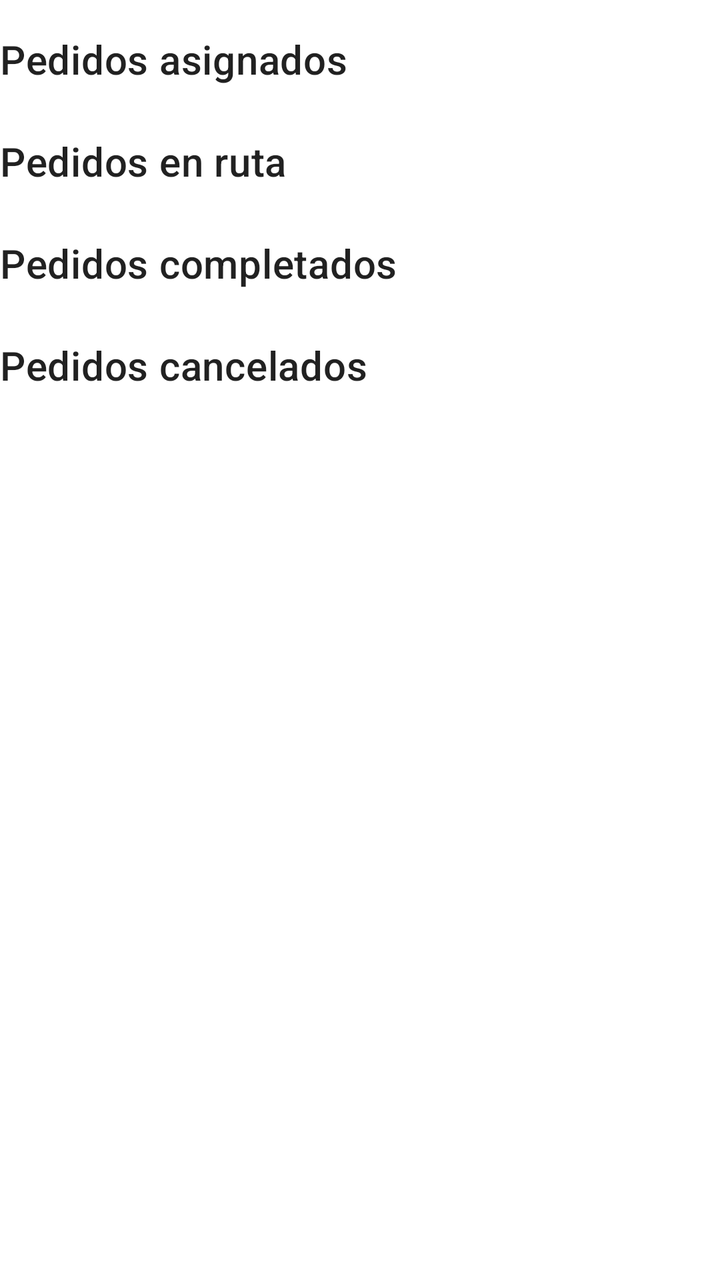
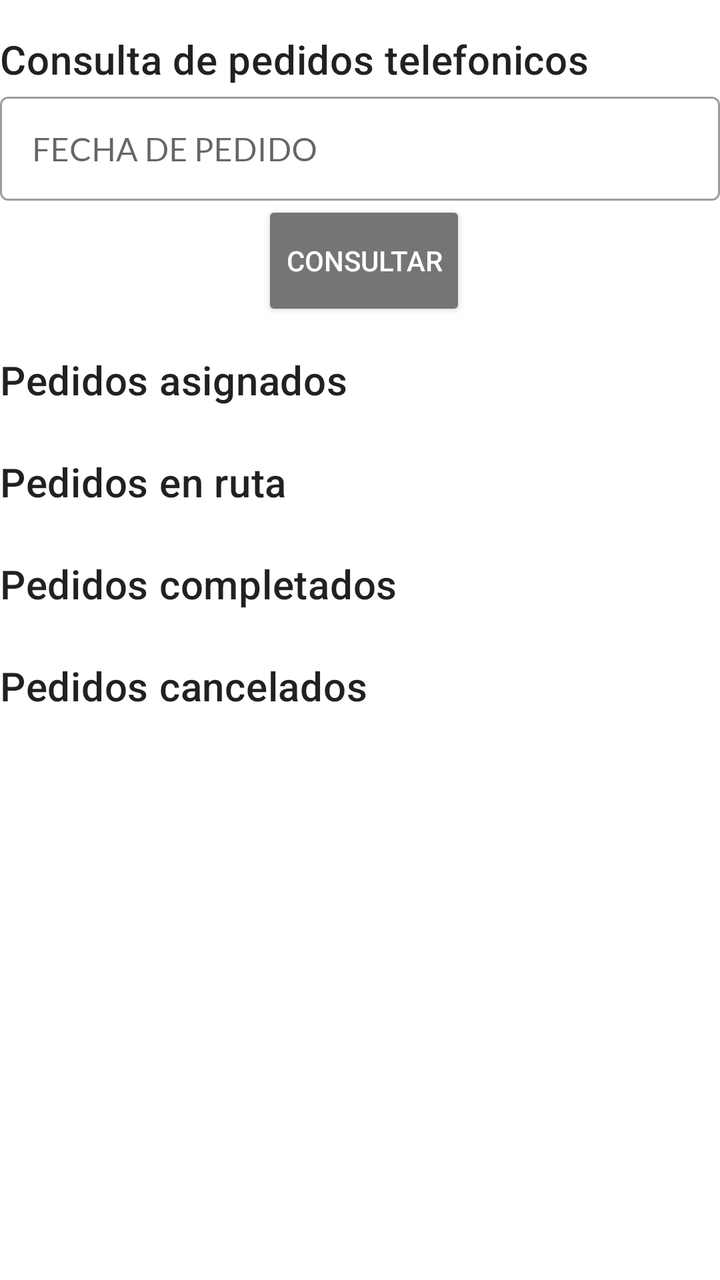

An Android layout rendered at two revisions. The XML below is the earlier revision; the diff shows what the commit changed to produce the second picture.
<!-- AndroidManifest.xml: fallback theme Theme.MaterialComponents.DayNight.NoActionBar -->
<!-- res/layout/fragment_order_assignment.xml -->
<?xml version="1.0" encoding="utf-8"?>
<FrameLayout
    xmlns:android="http://schemas.android.com/apk/res/android"
    xmlns:app="http://schemas.android.com/apk/res-auto"
    xmlns:tools="http://schemas.android.com/tools"
    android:layout_width="match_parent"
    android:layout_height="match_parent"
    tools:context=".fragments.OrderAssignmentFragment">


    <ScrollView
        android:layout_width="match_parent"
        android:layout_height="match_parent">

        <androidx.constraintlayout.widget.ConstraintLayout
            android:layout_width="match_parent"
            android:layout_height="wrap_content">

            <TextView
                android:id="@+id/textViewOrderAssignment1"
                style="@style/TextAppearance.MaterialComponents.Headline6"
                android:layout_width="match_parent"
                android:layout_height="wrap_content"
                android:layout_marginTop="16dp"
                android:text="Pedidos asignados"
                app:layout_constraintEnd_toEndOf="parent"
                app:layout_constraintStart_toStartOf="parent"
                app:layout_constraintTop_toTopOf="parent" />

            <androidx.recyclerview.widget.RecyclerView
                android:id="@+id/recyclerViewOrderAssignment"
                android:layout_width="match_parent"
                android:layout_height="wrap_content"
                android:layout_marginTop="8dp"
                app:layout_constraintEnd_toEndOf="parent"
                app:layout_constraintStart_toStartOf="parent"
                app:layout_constraintTop_toBottomOf="@+id/textViewOrderAssignment1" />

            <TextView
                android:id="@+id/textViewOrderAssignment2"
                style="@style/TextAppearance.MaterialComponents.Headline6"
                android:layout_width="match_parent"
                android:layout_height="wrap_content"
                android:layout_marginTop="16dp"
                android:text="Pedidos en ruta"
                app:layout_constraintEnd_toEndOf="parent"
                app:layout_constraintStart_toStartOf="parent"
                app:layout_constraintTop_toBottomOf="@+id/recyclerViewOrderAssignment"/>

            <androidx.recyclerview.widget.RecyclerView
                android:id="@+id/recyclerViewOrderOutForDelivery"
                android:layout_width="match_parent"
                android:layout_height="wrap_content"
                android:layout_marginTop="8dp"
                app:layout_constraintEnd_toEndOf="parent"
                app:layout_constraintStart_toStartOf="parent"
                app:layout_constraintTop_toBottomOf="@+id/textViewOrderAssignment2" />

            <TextView
                android:id="@+id/textViewOrderAssignment3"
                style="@style/TextAppearance.MaterialComponents.Headline6"
                android:layout_width="match_parent"
                android:layout_height="wrap_content"
                android:layout_marginTop="16dp"
                android:text="Pedidos completados"
                app:layout_constraintEnd_toEndOf="parent"
                app:layout_constraintStart_toStartOf="parent"
                app:layout_constraintTop_toBottomOf="@+id/recyclerViewOrderOutForDelivery"/>

            <androidx.recyclerview.widget.RecyclerView
                android:id="@+id/recyclerViewOrderCompleted"
                android:layout_width="match_parent"
                android:layout_height="wrap_content"
                android:layout_marginTop="8dp"
                app:layout_constraintEnd_toEndOf="parent"
                app:layout_constraintStart_toStartOf="parent"
                app:layout_constraintTop_toBottomOf="@+id/textViewOrderAssignment3" />

            <TextView
                android:id="@+id/textViewOrderAssignment4"
                style="@style/TextAppearance.MaterialComponents.Headline6"
                android:layout_width="match_parent"
                android:layout_height="wrap_content"
                android:layout_marginTop="16dp"
                android:text="Pedidos cancelados"
                app:layout_constraintEnd_toEndOf="parent"
                app:layout_constraintStart_toStartOf="parent"
                app:layout_constraintTop_toBottomOf="@+id/recyclerViewOrderCompleted"/>

            <androidx.recyclerview.widget.RecyclerView
                android:id="@+id/recyclerViewOrderAnnulled"
                android:layout_width="match_parent"
                android:layout_height="wrap_content"
                android:layout_marginTop="8dp"
                app:layout_constraintEnd_toEndOf="parent"
                app:layout_constraintStart_toStartOf="parent"
                app:layout_constraintTop_toBottomOf="@+id/textViewOrderAssignment4" />

        </androidx.constraintlayout.widget.ConstraintLayout>

    </ScrollView>

</FrameLayout>
<!-- resources referenced by this layout -->
<resources>

</resources>

<!-- the commit's change to res/layout/fragment_order_assignment.xml (unified diff, before → after) -->
@@ -16,6 +16,58 @@
             android:layout_width="match_parent"
             android:layout_height="wrap_content">
 
+
+
+            <TextView
+                android:id="@+id/textViewOrderPlaced1"
+                style="@style/TextAppearance.MaterialComponents.Headline6"
+                android:layout_width="match_parent"
+                android:layout_height="wrap_content"
+                android:layout_marginTop="16dp"
+                android:text="Consulta de pedidos telefonicos"
+                app:layout_constraintEnd_toEndOf="parent"
+                app:layout_constraintStart_toStartOf="parent"
+                app:layout_constraintTop_toTopOf="parent" />
+
+            <com.google.android.material.textfield.TextInputLayout
+                android:id="@+id/textInputLayoutSearchDate"
+                style="@style/Widget.MaterialComponents.TextInputLayout.OutlinedBox"
+                android:layout_width="0dp"
+                android:layout_height="wrap_content"
+                android:hint="FECHA DE PEDIDO"
+                app:endIconMode="clear_text"
+                app:layout_constraintEnd_toEndOf="parent"
+                app:layout_constraintStart_toStartOf="parent"
+                app:layout_constraintTop_toBottomOf="@+id/textViewOrderPlaced1">
+
+                <com.google.android.material.textfield.TextInputEditText
+                    android:id="@+id/editTextSearchDate"
+                    android:layout_width="match_parent"
+                    android:layout_height="wrap_content"
+                    android:clickable="false"
+                    android:focusable="false"
+                    android:fontFamily="@font/lato"
+                    android:inputType="date" />
+            </com.google.android.material.textfield.TextInputLayout>
+
+
+            <Button
+                android:id="@+id/btnSearch"
+                android:layout_width="wrap_content"
+                android:layout_height="60dp"
+                android:layout_marginStart="4dp"
+                android:backgroundTint="@color/gray_700"
+                android:text="Consultar"
+                android:textColor="@color/white"
+                app:icon="@drawable/ic_baseline_search_24"
+                app:iconGravity="textStart"
+                app:iconPadding="0dp"
+                app:iconTint="@color/white"
+                app:layout_constraintEnd_toEndOf="parent"
+                app:layout_constraintStart_toStartOf="parent"
+                app:layout_constraintTop_toBottomOf="@+id/textInputLayoutSearchDate" />
+
+
             <TextView
                 android:id="@+id/textViewOrderAssignment1"
                 style="@style/TextAppearance.MaterialComponents.Headline6"
@@ -25,7 +77,7 @@
                 android:text="Pedidos asignados"
                 app:layout_constraintEnd_toEndOf="parent"
                 app:layout_constraintStart_toStartOf="parent"
-                app:layout_constraintTop_toTopOf="parent" />
+                app:layout_constraintTop_toBottomOf="@+id/btnSearch" />
 
             <androidx.recyclerview.widget.RecyclerView
                 android:id="@+id/recyclerViewOrderAssignment"
<!-- resource entries referenced after the edit -->
@@ -1,5 +1,17 @@
 <!-- resources referenced by this layout -->
 <resources>
-
+  <color name="gray_700">#757575</color>
+  <color name="white">#FFFFFFFF</color>
+  <!-- drawable ic_baseline_search_24 (drawable) -->
+  <vector xmlns:android="http://schemas.android.com/apk/res/android"
+      android:width="24dp"
+      android:height="24dp"
+      android:viewportWidth="24"
+      android:viewportHeight="24"
+      android:tint="?attr/colorControlNormal">
+    <path
+        android:fillColor="@android:color/white"
+        android:pathData="M15.5,14h-0.79l-0.28,-0.27C15.41,12.59 16,11.11 16,9.5 16,5.91 13.09,3 9.5,3S3,5.91 3,9.5 5.91,16 9.5,16c1.61,0 3.09,-0.59 4.23,-1.57l0.27,0.28v0.79l5,4.99L20.49,19l-4.99,-5zM9.5,14C7.01,14 5,11.99 5,9.5S7.01,5 9.5,5 14,7.01 14,9.5 11.99,14 9.5,14z"/>
+  </vector>
 </resources>
 
